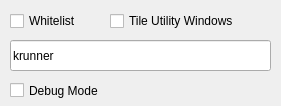
The window that autotile/contents/ui/config.ui (zeroxoneafour/kwin-autotile) describes before a commit, drawn with Qt 5.
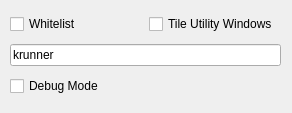
The same window after the commit.

Diff of the .ui file:
```diff
--- a/autotile/contents/ui/config.ui
+++ b/autotile/contents/ui/config.ui
@@ -6,22 +6,27 @@
    <rect>
     <x>0</x>
     <y>0</y>
-    <width>281</width>
-    <height>106</height>
+    <width>292</width>
+    <height>113</height>
    </rect>
   </property>
   <property name="windowTitle">
    <string>Dialog</string>
   </property>
+  <widget class="QWidget" name="verticalLayoutWidget">
+   <property name="geometry">
+    <rect>
+     <x>10</x>
+     <y>10</y>
+     <width>271</width>
+     <height>91</height>
+    </rect>
+   </property>
+   <layout class="QVBoxLayout" name="verticalLayout">
+    <item>
+     <layout class="QHBoxLayout" name="horizontalLayout">
+      <item>
   <widget class="QCheckBox" name="kcfg_UseWhitelist">
-   <property name="geometry">
-    <rect>
-     <x>10</x>
-     <y>10</y>
-     <width>241</width>
-     <height>22</height>
-    </rect>
-   </property>
    <property name="toolTip">
     <string>If disabled, acts as a blacklist</string>
    </property>
@@ -32,44 +37,40 @@
     <bool>false</bool>
    </property>
   </widget>
-  <widget class="QLineEdit" name="kcfg_Blacklist">
-   <property name="geometry">
-    <rect>
-     <x>10</x>
-     <y>40</y>
-     <width>261</width>
-     <height>31</height>
-    </rect>
-   </property>
-   <property name="text">
-    <string>krunner</string>
-   </property>
-  </widget>
+      </item>
+      <item>
   <widget class="QCheckBox" name="kcfg_TileUtilityWindows">
-   <property name="geometry">
-    <rect>
-     <x>110</x>
-     <y>10</y>
-     <width>161</width>
-     <height>22</height>
-    </rect>
+        <property name="toolTip">
+         <string>&lt;html&gt;&lt;head/&gt;&lt;body&gt;&lt;p&gt;Like popups&lt;/p&gt;&lt;/body&gt;&lt;/html&gt;</string>
    </property>
    <property name="text">
     <string>Tile Utility Windows</string>
    </property>
   </widget>
+      </item>
+     </layout>
+    </item>
+    <item>
+     <widget class="QLineEdit" name="kcfg_Blacklist">
+      <property name="toolTip">
+       <string>&lt;html&gt;&lt;head/&gt;&lt;body&gt;&lt;p&gt;Blacklist, do not tile these windows (becomes whitelist if whitelist is checked)&lt;/p&gt;&lt;/body&gt;&lt;/html&gt;</string>
+      </property>
+      <property name="text">
+       <string>krunner</string>
+      </property>
+     </widget>
+    </item>
+    <item>
   <widget class="QCheckBox" name="kcfg_Debug">
-   <property name="geometry">
-    <rect>
-     <x>10</x>
-     <y>80</y>
-     <width>141</width>
-     <height>21</height>
-    </rect>
+      <property name="toolTip">
+       <string>&lt;html&gt;&lt;head/&gt;&lt;body&gt;&lt;p&gt;Spams your user journal&lt;/p&gt;&lt;/body&gt;&lt;/html&gt;</string>
    </property>
    <property name="text">
     <string>Debug Mode</string>
    </property>
+     </widget>
+    </item>
+   </layout>
   </widget>
  </widget>
  <resources/>
```
Lines whose indentation alone changed are shown as unchanged.
